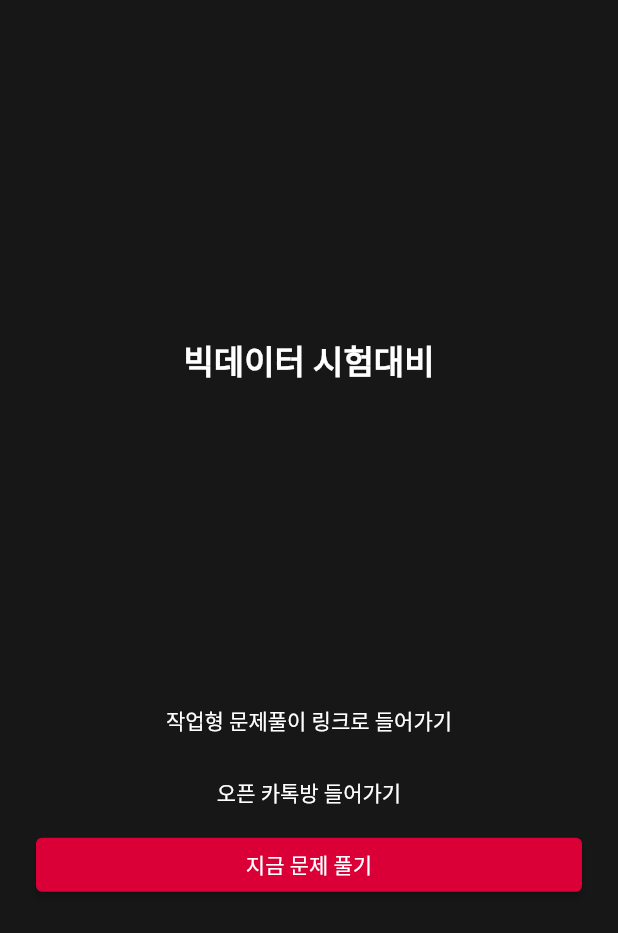
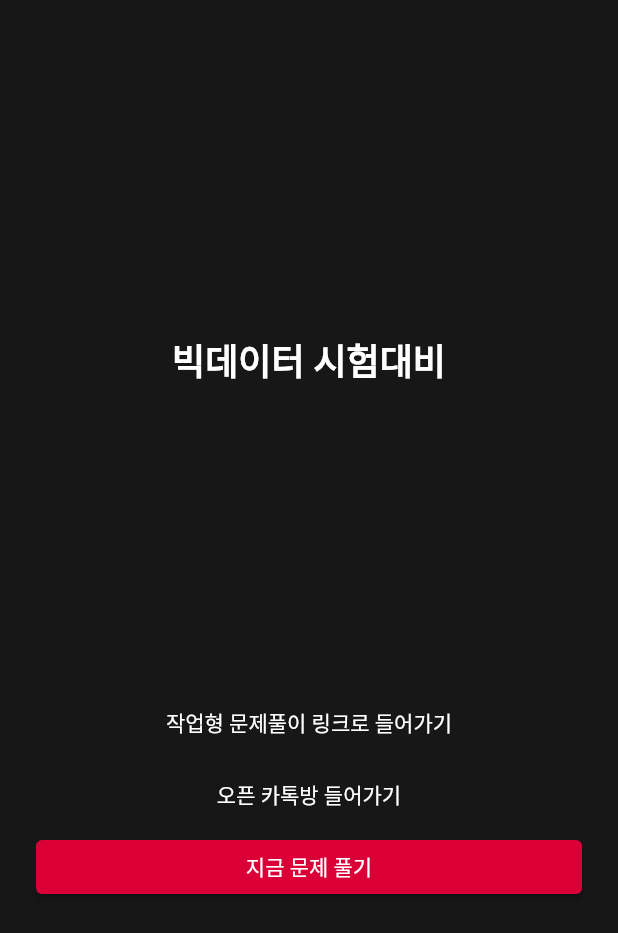
Before and after one commit to Spicy-Sausage-Stew/Flutter-GetX-Clean-Architecture-dank_app, a Flutter app: the screen it shows after launch, on a phone screen of 412 x 824 dp. Shown: the top 933 px of the screen. Run offline on Flutter 3.47's test engine with Material 2 defaults, Android fonts, the phone set to English and light mode, and no system bars; our stand-ins replace device_preview, get.

Commit message:
feat: Add new colors to DankColors and update fontSize in  DankTextTheme

```diff
--- a/lib/core/themes/dank_colors.dart
+++ b/lib/core/themes/dank_colors.dart
@@ -3,9 +3,11 @@ import 'package:flutter/material.dart';
 class DankColors {
   DankColors._();
 
+  static const Color dankRed = Color(0xFFDA0037);
+  static const Color dankLightRed = Color(0xFFFFC7C7);
   static const Color dankBlack = Color(0xFF171717);
-  static const Color dankGrey = Color(0xFF444444);
-  static const Color dankRed = Color(0xFFDA0037);
+  static const Color dankDarkGrey = Color(0xFF444444);
+  static const Color dankGrey = Color(0xFFDDDDDD);
   static const Color dankLightGrey = Color(0xFFEDEDED);
   static const Color dankWhite = Color(0xFFffffff);
 }
--- a/lib/core/themes/dank_text_theme.dart
+++ b/lib/core/themes/dank_text_theme.dart
@@ -6,13 +6,13 @@ class DankTextTheme {
   DankTextTheme._();
 
   static const TextStyle headline1 = TextStyle(
-    fontSize: 22.0,
+    fontSize: 24.0,
     fontWeight: FontWeight.w700,
     color: DankColors.dankBlack,
     fontFamily: 'NotoSans',
   );
   static const TextStyle headline2 = TextStyle(
-    fontSize: 22.0,
+    fontSize: 24.0,
     fontWeight: FontWeight.w400,
     color: DankColors.dankBlack,
     fontFamily: 'NotoSans',
```
